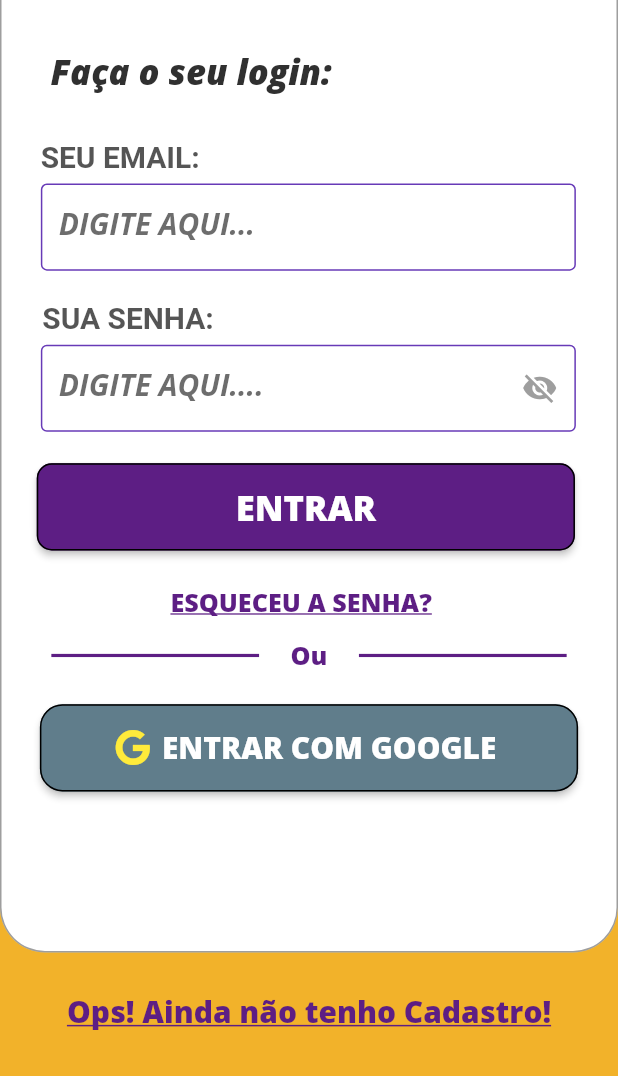
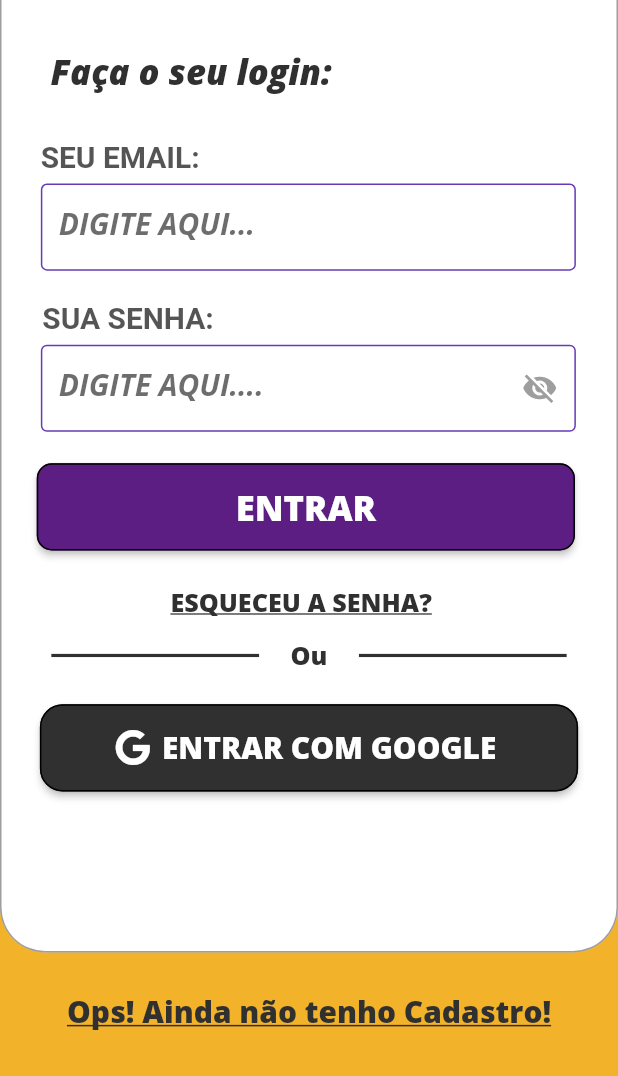
Before and after one commit to AegonX007/Projeto_Porto_Digital-Teclar, a Flutter app: the screen it shows after launch, after a tap on "MEU LOGIN", on a phone screen of 412 x 824 dp, the part 160-1236 px from its top. Run offline on Flutter 3.47's test engine with Material 2 defaults, Android fonts, the phone set to English and light mode, and no system bars; our stand-ins replace audioplayers, cloud_firestore, email_validator, firebase_auth, firebase_storage, flare_flutter and 6 more; missing offline and left inert: bloc_pattern; accounts and stored records are empty; Roboto replaces fonts that are missing (Open Sans Bold).

Commit message:
Alteração das cores em alguns componentes

```diff
--- a/lib/main.dart
+++ b/lib/main.dart
@@ -494,13 +494,13 @@ class _HomeState extends State<Home> {
                                 builder: (context) => MenuGrid()));
                           }
                         },
-                        color: Color.fromARGB(255, 93, 30, 132),
-                        splashColor: Color(0xfffab611),
+                        color: Colors.grey[850],
+                        splashColor: Colors.purple[600],
                         shape: RoundedRectangleBorder(
                             borderRadius: BorderRadius.circular(15.0),
-                            side: BorderSide(color: Colors.black)),
+                            side: BorderSide(color: Colors.grey[850])),
                         icon: FaIcon(FontAwesomeIcons.google,
-                            color: Colors.yellow),
+                            color: Colors.white),
                         label: Text(
                           "ENTRAR COM GOOGLE",
                           style: TextStyle(
--- a/lib/ui_login/login.dart
+++ b/lib/ui_login/login.dart
@@ -259,7 +259,7 @@ class _LoginState extends State<Login> {
                                     "ESQUECEU A SENHA?",
                                     style: TextStyle(
                                       fontFamily: 'Open Sans Extra Bold',
-                                      color: Color.fromARGB(255, 93, 30, 132),
+                                      color: Colors.grey[850],
                                       fontSize: 16.ssp,
                                       decoration: TextDecoration.underline,
                                       fontWeight: FontWeight.bold,
@@ -286,14 +286,14 @@ class _LoginState extends State<Login> {
                           margin: EdgeInsets.only(right: 20.w),
                           height: 2.h,
                           width: 132.w,
-                          color: Color.fromARGB(255, 93, 30, 132),
+                          color: Colors.grey[850],
                         ),
                         Container(
                           child: Text(
                             "Ou",
                             style: TextStyle(
                               fontFamily: 'Open Sans Extra Bold',
-                              color: Color.fromARGB(255, 93, 30, 132),
+                              color: Colors.grey[850],
                               fontSize: 16.ssp,
                               fontWeight: FontWeight.bold,
                             ),
@@ -303,7 +303,7 @@ class _LoginState extends State<Login> {
                           margin: EdgeInsets.only(left: 20.w),
                           height: 2.h,
                           width: 132.w,
-                          color: Color.fromARGB(255, 93, 30, 132),
+                          color: Colors.grey[850],
                         ),
                       ],
                     ),
@@ -373,13 +373,13 @@ class _LoginState extends State<Login> {
                                   builder: (context) => MenuGrid()));
                             }
                           },
-                          color: Colors.blueGrey,
+                          color: Colors.grey[850],
                           splashColor: Color(0xfffab611),
                           shape: RoundedRectangleBorder(
                               borderRadius: BorderRadius.circular(15.0),
                               side: BorderSide(color: Colors.black)),
                           icon: FaIcon(FontAwesomeIcons.google,
-                              color: Colors.yellow),
+                              color: Colors.white),
                           label: Text(
                             "ENTRAR COM GOOGLE",
                             style: TextStyle(
@@ -407,7 +407,7 @@ class _LoginState extends State<Login> {
                   "Ops! Ainda não tenho Cadastro!",
                   style: TextStyle(
                     fontFamily: 'Open Sans Extra Bold',
-                    color: Color.fromARGB(255, 93, 30, 132),
+                    color: Colors.grey[850],
                     fontSize: 19.ssp,
                     decoration: TextDecoration.underline,
                     fontWeight: FontWeight.bold,
--- a/lib/ui_menu/1_Menu.dart
+++ b/lib/ui_menu/1_Menu.dart
@@ -86,7 +86,7 @@ class _MenuGridState extends State<MenuGrid> {
             height: 460.h,
             width: sizeWidth,
             padding: EdgeInsets.only(top: 5.h),
-            color: Colors.white,
+            color: Colors.grey[350],
             child: Scrollbar(
                 isAlwaysShown: true,
                 thickness: 7.w,
--- a/lib/ui_menu/gridDashboard.dart
+++ b/lib/ui_menu/gridDashboard.dart
@@ -28,8 +28,7 @@ class GridDash extends StatelessWidget {
           },
           child: Container(
             decoration: BoxDecoration(
-                color: Color(0xfffab611),
-                borderRadius: BorderRadius.circular(10)),
+                color: Colors.white, borderRadius: BorderRadius.circular(10)),
             child: Column(
               mainAxisAlignment: MainAxisAlignment.center,
               children: <Widget>[
```
